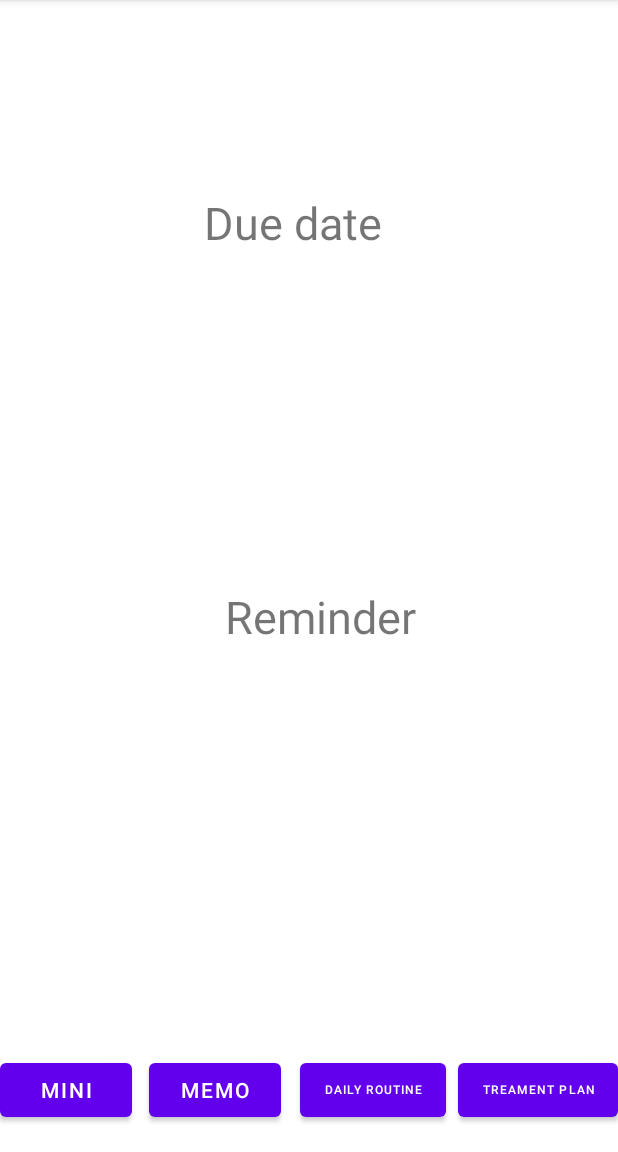
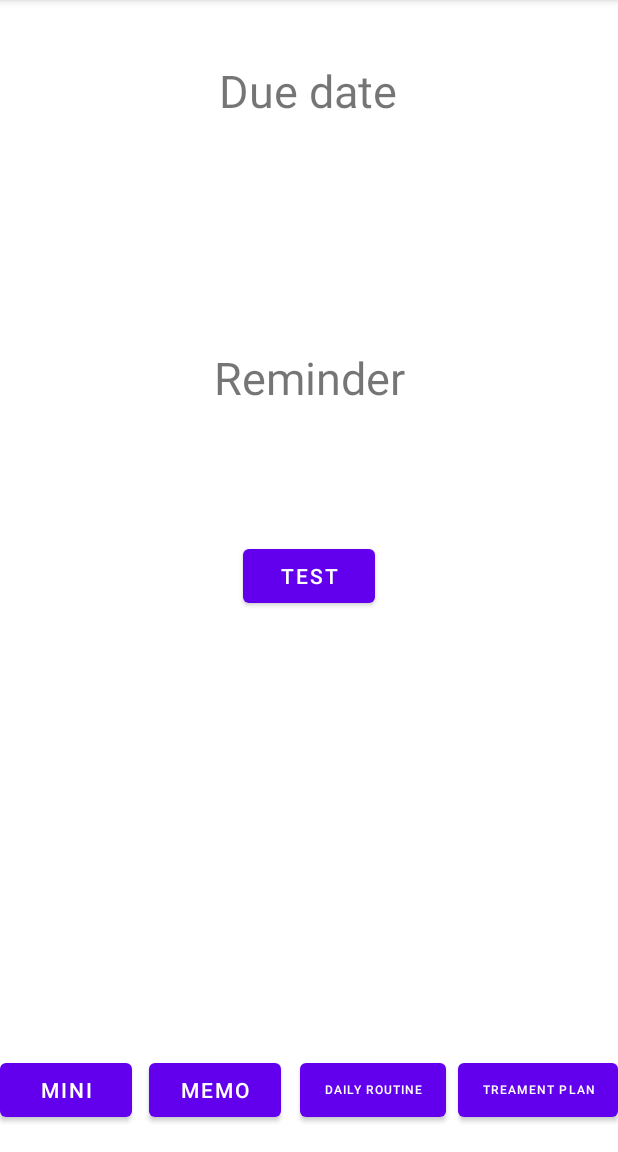
Before and after one commit to Haolinc/DueItProject, an Android app: the screen it shows after launch (MainActivity), on a phone screen of 412 x 824 dp, the part 84-1236 px from its top. Run offline under Robolectric (Android 15) with nearby library versions, the phone set to English and light mode, and no system bars.

Commit message:
Added using code to create checkbox sample

```diff
--- a/app/src/main/java/com/example/duelt/MainActivity.java
+++ b/app/src/main/java/com/example/duelt/MainActivity.java
@@ -1,10 +1,12 @@
 package com.example.duelt;
 
 import androidx.appcompat.app.AppCompatActivity;
+import androidx.constraintlayout.widget.ConstraintLayout;
 
 import android.content.Intent;
 import android.os.Bundle;
 import android.view.View;
+import android.widget.CheckBox;
 
 public class MainActivity extends AppCompatActivity {
 
@@ -24,4 +26,16 @@ public class MainActivity extends AppCompatActivity {
         Intent i = new Intent(this, MiniActivity.class);
         startActivity(i);
     }
+    public void createCheckBox(View v) {
+        CheckBox checkBox = new CheckBox(this);
+        ConstraintLayout cl = findViewById(R.id.activity_main);
+        ConstraintLayout.LayoutParams lp = new ConstraintLayout.LayoutParams(ConstraintLayout.LayoutParams.WRAP_CONTENT, ConstraintLayout.LayoutParams.WRAP_CONTENT);
+
+        checkBox.setText("new");
+        checkBox.setLayoutParams(lp);
+
+
+        cl.addView(checkBox);
+
+    }
 }
--- a/app/src/main/res/layout/activity_main.xml
+++ b/app/src/main/res/layout/activity_main.xml
@@ -3,6 +3,7 @@
     xmlns:app="http://schemas.android.com/apk/res-auto"
     xmlns:tools="http://schemas.android.com/tools"
     android:layout_width="match_parent"
+    android:id="@+id/activity_main"
     android:layout_height="match_parent"
     tools:context=".MainActivity">
 
@@ -57,27 +58,36 @@
         android:id="@+id/textView"
         android:layout_width="wrap_content"
         android:layout_height="wrap_content"
+        android:layout_marginTop="40dp"
         android:text="Due date"
         android:textSize="30sp"
-        app:layout_constraintBottom_toBottomOf="parent"
         app:layout_constraintEnd_toEndOf="parent"
-        app:layout_constraintHorizontal_bias="0.463"
+        app:layout_constraintHorizontal_bias="0.498"
         app:layout_constraintStart_toStartOf="parent"
-        app:layout_constraintTop_toTopOf="parent"
-        app:layout_constraintVertical_bias="0.176" />
+        app:layout_constraintTop_toTopOf="parent" />
 
     <TextView
         android:id="@+id/textView2"
         android:layout_width="wrap_content"
         android:layout_height="wrap_content"
-        android:layout_marginTop="120dp"
         android:text="Reminder"
         android:textSize="30sp"
         app:layout_constraintBottom_toBottomOf="parent"
         app:layout_constraintEnd_toEndOf="parent"
-        app:layout_constraintHorizontal_bias="0.526"
         app:layout_constraintStart_toStartOf="parent"
         app:layout_constraintTop_toBottomOf="@+id/textView"
         app:layout_constraintVertical_bias="0.233" />
 
+    <Button
+        android:id="@+id/testButton"
+        android:layout_width="wrap_content"
+        android:layout_height="wrap_content"
+        android:layout_marginTop="88dp"
+        android:text="Test"
+        android:onClick="createCheckBox"
+        app:layout_constraintEnd_toEndOf="parent"
+        app:layout_constraintStart_toStartOf="parent"
+        app:layout_constraintTop_toBottomOf="@+id/textView2" />
+
+
 </androidx.constraintlayout.widget.ConstraintLayout>
```
